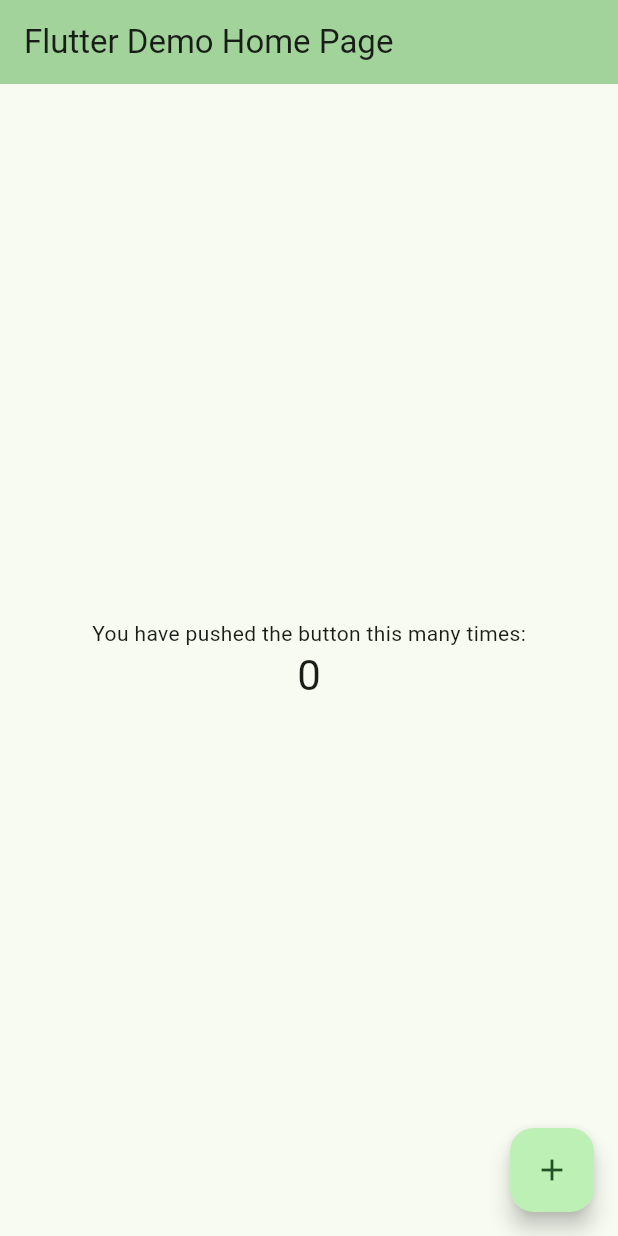
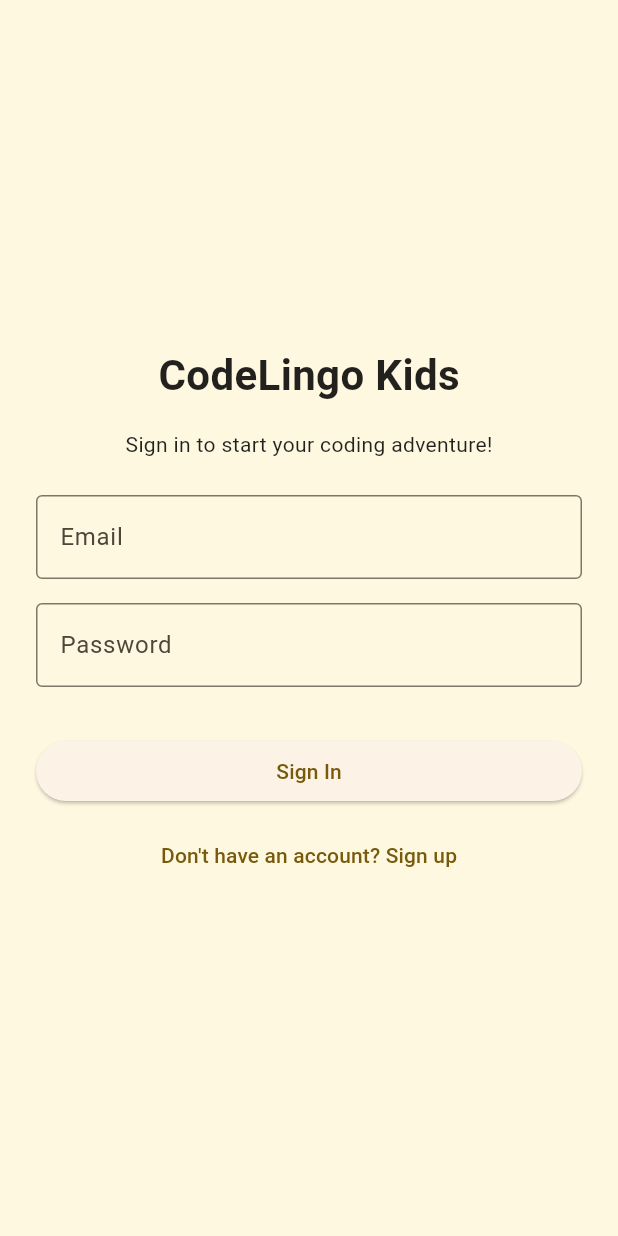
Before and after one commit to foojanbabaeeian/CM_Bootstrap_Flutter, a Flutter app: the screen it shows after launch, on a phone screen of 412 x 824 dp. Run offline on Flutter 3.47's test engine with Material 3 defaults, Android fonts, the phone set to English and light mode, and no system bars; our stand-ins replace firebase_auth, firebase_core; accounts and stored records are empty.

Commit message:
working on the lesson page
Modules and sample data on the screen
[] fixed the authentication and set up with firebase

```diff
--- /dev/null
+++ b/lib/auth_gate.dart
@@ -0,0 +1,32 @@
+import 'package:flutter/material.dart';
+import 'package:firebase_auth/firebase_auth.dart';
+
+import 'screens/sign_in_screen.dart';
+import 'screens/modules_screen.dart';
+
+class AuthGate extends StatelessWidget {
+  const AuthGate({super.key});
+
+  @override
+  Widget build(BuildContext context) {
+    return StreamBuilder<User?>(
+      stream: FirebaseAuth.instance.authStateChanges(),
+      builder: (context, snapshot) {
+        // Loading state
+        if (snapshot.connectionState == ConnectionState.waiting) {
+          return const Scaffold(
+            body: Center(child: CircularProgressIndicator()),
+          );
+        }
+
+        // User not logged in
+        if (!snapshot.hasData) {
+          return const SignInScreen();
+        }
+
+        // User logged in
+        return const ModulesScreen();
+      },
+    );
+  }
+}
--- a/lib/main.dart
+++ b/lib/main.dart
@@ -1,125 +1,33 @@
 import 'package:flutter/material.dart';
+import 'package:firebase_core/firebase_core.dart';
+import 'firebase_options.dart';
+import 'auth_gate.dart';
 
-void main() {
-  runApp(const MyApp());
+Future<void> main() async {
+  WidgetsFlutterBinding.ensureInitialized();
+  await Firebase.initializeApp(
+    options: DefaultFirebaseOptions.currentPlatform,
+  );
+  runApp(const CodeLingoApp());
 }
 
-class MyApp extends StatelessWidget {
-  const MyApp({super.key});
+class CodeLingoApp extends StatelessWidget {
+  const CodeLingoApp({super.key});
 
-  // This widget is the root of your application.
   @override
   Widget build(BuildContext context) {
     return MaterialApp(
-      title: 'Flutter Demo',
+      title: 'CodeLingo',
+      debugShowCheckedModeBanner: false,
       theme: ThemeData(
-        // This is the theme of your application.
-        //
-        // TRY THIS: Try running your application with "flutter run". You'll see
-        // the application has a purple toolbar. Then, without quitting the app,
-        // try changing the seedColor in the colorScheme below to Colors.green
-        // and then invoke "hot reload" (save your changes or press the "hot
-        // reload" button in a Flutter-supported IDE, or press "r" if you used
-        // the command line to start the app).
-        //
-        // Notice that the counter didn't reset back to zero; the application
-        // state is not lost during the reload. To reset the state, use hot
-        // restart instead.
-        //
-        // This works for code too, not just values: Most code changes can be
-        // tested with just a hot reload.
-        colorScheme: ColorScheme.fromSeed(seedColor: Colors.green),
-        useMaterial3: true,
-      ),
-      home: const MyHomePage(title: 'Flutter Demo Home Page'),
+          colorScheme: ColorScheme.fromSeed(
+              seedColor: Colors.amber, brightness: Brightness.light),
+          useMaterial3: true,
+          scaffoldBackgroundColor: const Color(0xFFFFF8E1),
+          textTheme: const TextTheme(
+            bodyMedium: TextStyle(fontFamily: 'Roboto', color: Colors.black87),
+          )),
+      home: const AuthGate(),
     );
   }
 }
-
-class MyHomePage extends StatefulWidget {
-  const MyHomePage({super.key, required this.title});
-
-  // This widget is the home page of your application. It is stateful, meaning
-  // that it has a State object (defined below) that contains fields that affect
-  // how it looks.
-
-  // This class is the configuration for the state. It holds the values (in this
-  // case the title) provided by the parent (in this case the App widget) and
-  // used by the build method of the State. Fields in a Widget subclass are
-  // always marked "final".
-
-  final String title;
-
-  @override
-  State<MyHomePage> createState() => _MyHomePageState();
-}
-
-class _MyHomePageState extends State<MyHomePage> {
-  int _counter = 0;
-
-  void _incrementCounter() {
-    setState(() {
-      // This call to setState tells the Flutter framework that something has
-      // changed in this State, which causes it to rerun the build method below
-      // so that the display can reflect the updated values. If we changed
-      // _counter without calling setState(), then the build method would not be
-      // called again, and so nothing would appear to happen.
-      _counter++;
-    });
-  }
-
-  @override
-  Widget build(BuildContext context) {
-    // This method is rerun every time setState is called, for instance as done
-    // by the _incrementCounter method above.
-    //
-    // The Flutter framework has been optimized to make rerunning build methods
-    // fast, so that you can just rebuild anything that needs updating rather
-    // than having to individually change instances of widgets.
-    return Scaffold(
-      appBar: AppBar(
-        // TRY THIS: Try changing the color here to a specific color (to
-        // Colors.amber, perhaps?) and trigger a hot reload to see the AppBar
-        // change color while the other colors stay the same.
-        backgroundColor: Theme.of(context).colorScheme.inversePrimary,
-        // Here we take the value from the MyHomePage object that was created by
-        // the App.build method, and use it to set our appbar title.
-        title: Text(widget.title),
-      ),
-      body: Center(
-        // Center is a layout widget. It takes a single child and positions it
-        // in the middle of the parent.
-        child: Column(
-          // Column is also a layout widget. It takes a list of children and
-          // arranges them vertically. By default, it sizes itself to fit its
-          // children horizontally, and tries to be as tall as its parent.
-          //
-          // Column has various properties to control how it sizes itself and
-          // how it positions its children. Here we use mainAxisAlignment to
-          // center the children vertically; the main axis here is the vertical
-          // axis because Columns are vertical (the cross axis would be
-          // horizontal).
-          //
-          // TRY THIS: Invoke "debug painting" (choose the "Toggle Debug Paint"
-          // action in the IDE, or press "p" in the console), to see the
-          // wireframe for each widget.
-          mainAxisAlignment: MainAxisAlignment.center,
-          children: <Widget>[
-            const Text(
-              'You have pushed the button this many times:',
-            ),
-            Text(
-              '$_counter',
-              style: Theme.of(context).textTheme.headlineMedium,
-            ),
-          ],
-        ),
-      ),
-      floatingActionButton: FloatingActionButton(
-        onPressed: _incrementCounter,
-        tooltip: 'Increment',
-        child: const Icon(Icons.add),
-      ), // This trailing comma makes auto-formatting nicer for build methods.
-    );
-  }
-}
--- /dev/null
+++ b/lib/screens/sign_in_screen.dart
@@ -0,0 +1,125 @@
+import 'package:flutter/material.dart';
+import 'package:firebase_auth/firebase_auth.dart';
+
+import 'sign_up_screen.dart';
+
+class SignInScreen extends StatefulWidget {
+  const SignInScreen({super.key});
+
+  @override
+  State<SignInScreen> createState() => _SignInScreenState();
+}
+
+class _SignInScreenState extends State<SignInScreen> {
+  final _emailController = TextEditingController();
+  final _passwordController = TextEditingController();
+  bool _isLoading = false;
+  String? _error;
+
+  @override
+  void dispose() {
+    _emailController.dispose();
+    _passwordController.dispose();
+    super.dispose();
+  }
+
+  Future<void> _signIn() async {
+    setState(() {
+      _isLoading = true;
+      _error = null;
+    });
+
+    try {
+      await FirebaseAuth.instance.signInWithEmailAndPassword(
+        email: _emailController.text.trim(),
+        password: _passwordController.text.trim(),
+      );
+      // AuthGate will automatically show ModulesScreen.
+    } on FirebaseAuthException catch (e) {
+      setState(() {
+        _error = e.message;
+      });
+    } catch (e) {
+      setState(() {
+        _error = 'Something went wrong. Please try again.';
+      });
+    } finally {
+      if (mounted) {
+        setState(() {
+          _isLoading = false;
+        });
+      }
+    }
+  }
+
+  void _goToSignUp() {
+    Navigator.of(context).push(
+      MaterialPageRoute(builder: (_) => const SignUpScreen()),
+    );
+  }
+
+  @override
+  Widget build(BuildContext context) {
+    return Scaffold(
+      body: Center(
+        child: SingleChildScrollView(
+          padding: const EdgeInsets.all(24),
+          child: Column(
+            mainAxisSize: MainAxisSize.min,
+            children: [
+              const Text(
+                'CodeLingo Kids',
+                style: TextStyle(fontSize: 28, fontWeight: FontWeight.bold),
+              ),
+              const SizedBox(height: 16),
+              const Text('Sign in to start your coding adventure!'),
+              const SizedBox(height: 24),
+              TextField(
+                controller: _emailController,
+                keyboardType: TextInputType.emailAddress,
+                decoration: const InputDecoration(
+                  labelText: 'Email',
+                  border: OutlineInputBorder(),
+                ),
+              ),
+              const SizedBox(height: 16),
+              TextField(
+                controller: _passwordController,
+                obscureText: true,
+                decoration: const InputDecoration(
+                  labelText: 'Password',
+                  border: OutlineInputBorder(),
+                ),
+              ),
+              const SizedBox(height: 16),
+              if (_error != null)
+                Text(
+                  _error!,
+                  style: const TextStyle(color: Colors.red),
+                ),
+              const SizedBox(height: 16),
+              SizedBox(
+                width: double.infinity,
+                child: ElevatedButton(
+                  onPressed: _isLoading ? null : _signIn,
+                  child: _isLoading
+                      ? const SizedBox(
+                          height: 20,
+                          width: 20,
+                          child: CircularProgressIndicator(strokeWidth: 2),
+                        )
+                      : const Text('Sign In'),
+                ),
+              ),
+              const SizedBox(height: 8),
+              TextButton(
+                onPressed: _goToSignUp,
+                child: const Text("Don't have an account? Sign up"),
+              ),
+            ],
+          ),
+        ),
+      ),
+    );
+  }
+}
--- a/pubspec.yaml
+++ b/pubspec.yaml
@@ -34,6 +34,9 @@ dependencies:
   # The following adds the Cupertino Icons font to your application.
   # Use with the CupertinoIcons class for iOS style icons.
   cupertino_icons: ^1.0.8
+  firebase_core: ^4.2.1
+  firebase_auth: ^6.1.2
+  cloud_firestore: ^6.1.0
 
 dev_dependencies:
   flutter_test:
```
Also changed, not shown: lib/content.dart (added, +57 -0 lines), lib/models/lesson.dart (added, +13 -0 lines), lib/models/module.dart (added, +13 -0 lines), lib/screens/modules_screen.dart (added, +71 -0 lines), lib/screens/sign_up_screen.dart (added, +133 -0 lines), firebase.json (added), lib/firebase_options.dart (added), pubspec.lock, 6 other files.
